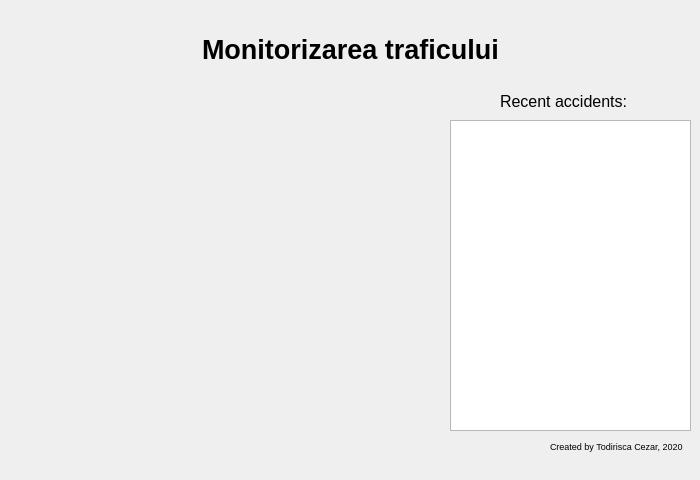
The window that Retele_UI/main_window.ui (Ca3zsar/Monitorizarea-Traficului-RC) describes before a commit, drawn with Qt 5.
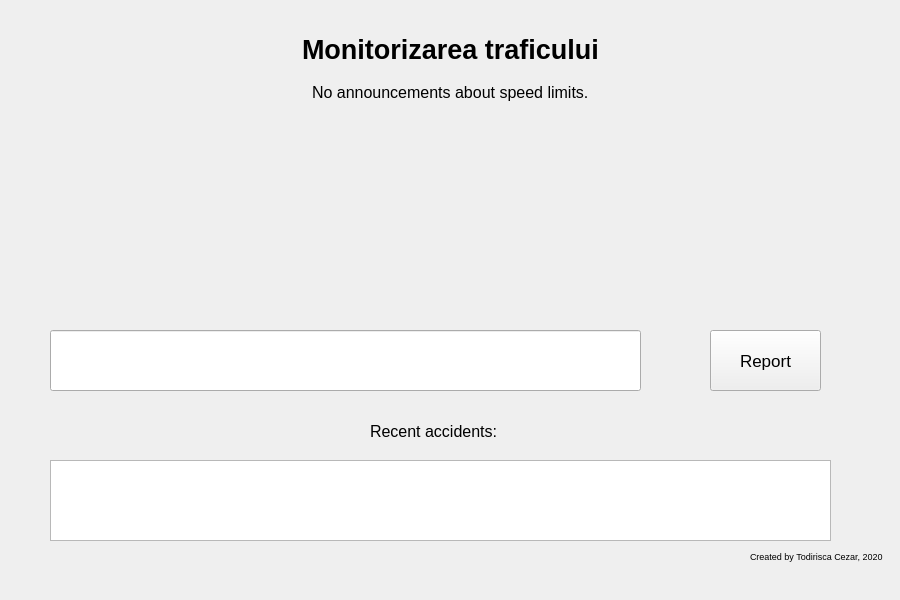
The same window after the commit.

```diff
--- a/Retele_UI/main_window.ui
+++ b/Retele_UI/main_window.ui
@@ -6,14 +6,20 @@
    <rect>
     <x>0</x>
     <y>0</y>
-    <width>700</width>
-    <height>480</height>
+    <width>900</width>
+    <height>600</height>
    </rect>
   </property>
+  <property name="minimumSize">
+   <size>
+    <width>900</width>
+    <height>600</height>
+   </size>
+  </property>
   <property name="maximumSize">
    <size>
-    <width>700</width>
-    <height>480</height>
+    <width>900</width>
+    <height>700</height>
    </size>
   </property>
   <property name="windowTitle">
@@ -23,18 +29,18 @@
    <widget class="QTextBrowser" name="alert_log">
     <property name="geometry">
      <rect>
-      <x>450</x>
-      <y>120</y>
-      <width>241</width>
-      <height>311</height>
+      <x>50</x>
+      <y>460</y>
+      <width>781</width>
+      <height>81</height>
      </rect>
     </property>
    </widget>
    <widget class="QLabel" name="create_log">
     <property name="geometry">
      <rect>
-      <x>550</x>
-      <y>440</y>
+      <x>750</x>
+      <y>550</y>
       <width>136</width>
       <height>13</height>
      </rect>
@@ -51,8 +57,8 @@
    <widget class="QLabel" name="alert_title">
     <property name="geometry">
      <rect>
-      <x>500</x>
-      <y>90</y>
+      <x>370</x>
+      <y>420</y>
       <width>135</width>
       <height>23</height>
      </rect>
@@ -69,7 +75,7 @@
    <widget class="QLabel" name="hello_label">
     <property name="geometry">
      <rect>
-      <x>580</x>
+      <x>760</x>
       <y>10</y>
       <width>101</width>
       <height>20</height>
@@ -84,12 +90,45 @@
      <string/>
     </property>
    </widget>
+   <widget class="QLineEdit" name="accident_input">
+    <property name="geometry">
+     <rect>
+      <x>50</x>
+      <y>330</y>
+      <width>591</width>
+      <height>61</height>
+     </rect>
+    </property>
+    <property name="font">
+     <font>
+      <pointsize>14</pointsize>
+     </font>
+    </property>
+   </widget>
+   <widget class="QPushButton" name="pushButton">
+    <property name="geometry">
+     <rect>
+      <x>710</x>
+      <y>330</y>
+      <width>111</width>
+      <height>61</height>
+     </rect>
+    </property>
+    <property name="font">
+     <font>
+      <pointsize>13</pointsize>
+     </font>
+    </property>
+    <property name="text">
+     <string>Report</string>
+    </property>
+   </widget>
    <widget class="QWidget" name="">
     <property name="geometry">
      <rect>
       <x>0</x>
       <y>30</y>
-      <width>701</width>
+      <width>901</width>
       <height>39</height>
      </rect>
     </property>
@@ -136,6 +175,56 @@
      </item>
     </layout>
    </widget>
+   <widget class="QWidget" name="">
+    <property name="geometry">
+     <rect>
+      <x>0</x>
+      <y>80</y>
+      <width>901</width>
+      <height>25</height>
+     </rect>
+    </property>
+    <layout class="QHBoxLayout" name="horizontalLayout_2">
+     <item>
+      <spacer name="horizontalSpacer_3">
+       <property name="orientation">
+        <enum>Qt::Horizontal</enum>
+       </property>
+       <property name="sizeHint" stdset="0">
+        <size>
+         <width>40</width>
+         <height>20</height>
+        </size>
+       </property>
+      </spacer>
+     </item>
+     <item>
+      <widget class="QLabel" name="speed_label">
+       <property name="font">
+        <font>
+         <pointsize>12</pointsize>
+        </font>
+       </property>
+       <property name="text">
+        <string>No announcements about speed limits.</string>
+       </property>
+      </widget>
+     </item>
+     <item>
+      <spacer name="horizontalSpacer_4">
+       <property name="orientation">
+        <enum>Qt::Horizontal</enum>
+       </property>
+       <property name="sizeHint" stdset="0">
+        <size>
+         <width>40</width>
+         <height>20</height>
+        </size>
+       </property>
+      </spacer>
+     </item>
+    </layout>
+   </widget>
   </widget>
   <widget class="QMenuBar" name="menubar">
    <property name="geometry">
```
Left out of the diff: 4 changed lines with no effect on the pictures.
